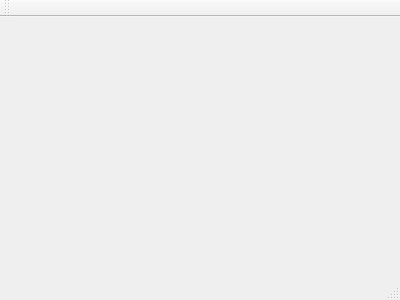
aralex/qtzoo, file test_chb_filt_model/testchbfiltmainwindow.ui: the form before one commit.
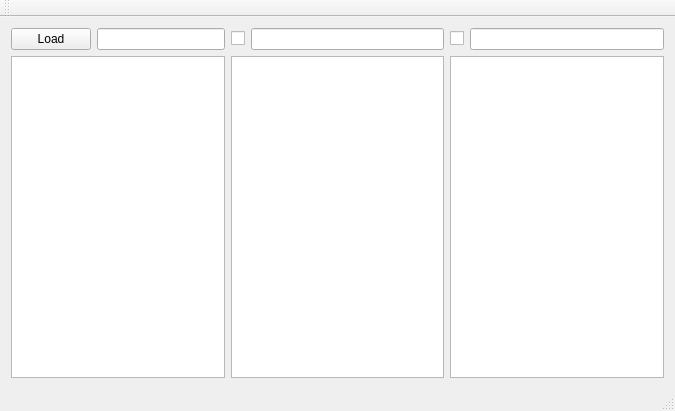
The form after the commit.

```diff
--- a/test_chb_filt_model/testchbfiltmainwindow.ui
+++ b/test_chb_filt_model/testchbfiltmainwindow.ui
@@ -1,24 +1,111 @@
 <ui version="4.0">
  <class>TestChBFiltMainWindow</class>
- <widget class="QMainWindow" name="TestChBFiltMainWindow" >
-  <property name="geometry" >
+ <widget class="QMainWindow" name="TestChBFiltMainWindow">
+  <property name="geometry">
    <rect>
     <x>0</x>
     <y>0</y>
-    <width>400</width>
-    <height>300</height>
+    <width>675</width>
+    <height>411</height>
    </rect>
   </property>
   <property name="windowTitle" >
    <string>TestChBFiltMainWindow</string>
   </property>
-  <widget class="QMenuBar" name="menuBar" />
-  <widget class="QToolBar" name="mainToolBar" />
-  <widget class="QWidget" name="centralWidget" />
-  <widget class="QStatusBar" name="statusBar" />
+  <widget class="QWidget" name="centralWidget">
+   <layout class="QGridLayout" name="gridLayout">
+    <item row="0" column="0">
+     <widget class="QPushButton" name="btnLoad">
+      <property name="text">
+       <string>Load</string>
+      </property>
+     </widget>
+    </item>
+    <item row="0" column="1">
+     <widget class="QLineEdit" name="lineEdit"/>
+    </item>
+    <item row="0" column="2">
+     <widget class="QCheckBox" name="chb_1">
+      <property name="text">
+       <string/>
+      </property>
+     </widget>
+    </item>
+    <item row="0" column="3">
+     <widget class="QLineEdit" name="lePattern_1"/>
+    </item>
+    <item row="0" column="4">
+     <widget class="QCheckBox" name="chb_2">
+      <property name="text">
+       <string/>
+      </property>
+     </widget>
+    </item>
+    <item row="0" column="5">
+     <widget class="QLineEdit" name="lePattern_2"/>
+    </item>
+    <item row="1" column="0" colspan="2">
+     <widget class="QTableView" name="tableView_1">
+      <property name="sizePolicy">
+       <sizepolicy hsizetype="Expanding" vsizetype="Expanding">
+        <horstretch>0</horstretch>
+        <verstretch>0</verstretch>
+       </sizepolicy>
+      </property>
+      <property name="editTriggers">
+       <set>QAbstractItemView::NoEditTriggers</set>
+      </property>
+      <property name="alternatingRowColors">
+       <bool>true</bool>
+      </property>
+      <property name="sortingEnabled">
+       <bool>true</bool>
+      </property>
+     </widget>
+    </item>
+    <item row="1" column="2" colspan="2">
+     <widget class="QListView" name="lv_1">
+      <property name="editTriggers">
+       <set>QAbstractItemView::NoEditTriggers</set>
+      </property>
+      <property name="alternatingRowColors">
+       <bool>true</bool>
+      </property>
+     </widget>
+    </item>
+    <item row="1" column="4" colspan="2">
+     <widget class="QListView" name="lv_2">
+      <property name="editTriggers">
+       <set>QAbstractItemView::NoEditTriggers</set>
+      </property>
+      <property name="alternatingRowColors">
+       <bool>true</bool>
+      </property>
+     </widget>
+    </item>
+   </layout>
+  </widget>
+  <widget class="QMenuBar" name="menuBar">
+   <property name="geometry">
+    <rect>
+     <x>0</x>
+     <y>0</y>
+     <width>675</width>
+     <height>27</height>
+    </rect>
+   </property>
+  </widget>
+  <widget class="QToolBar" name="mainToolBar">
+   <attribute name="toolBarArea">
+    <enum>TopToolBarArea</enum>
+   </attribute>
+   <attribute name="toolBarBreak">
+    <bool>false</bool>
+   </attribute>
+  </widget>
+  <widget class="QStatusBar" name="statusBar"/>
  </widget>
- <layoutDefault spacing="6" margin="11" />
- <pixmapfunction></pixmapfunction>
+ <layoutdefault spacing="6" margin="11"/>
  <resources/>
  <connections/>
 </ui>
```
Left out of the diff: 3 changed lines with no effect on the pictures.
